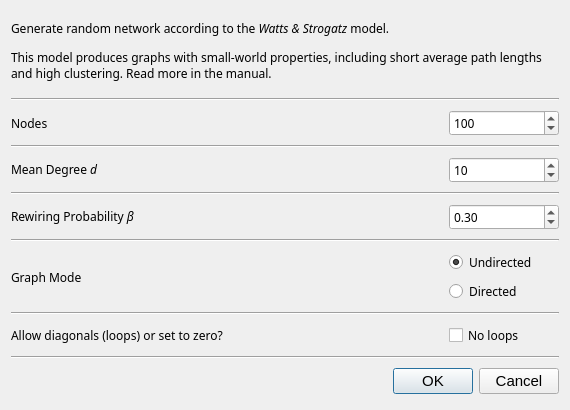
socnetv/app, file src/forms/randsmallworlddialog.ui: the form before one commit.
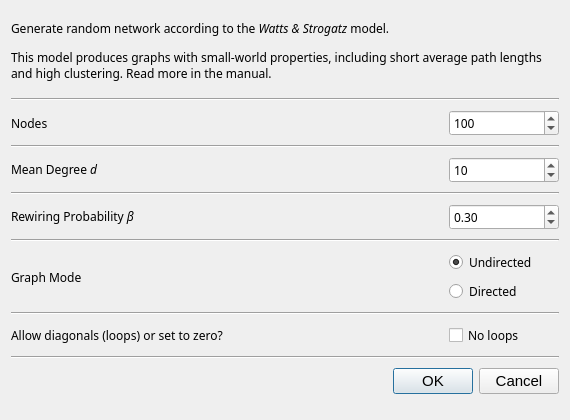
The form after the commit.

Commit message: even more dialog font fixes

What changed in the file:
```diff
--- a/src/forms/randsmallworlddialog.ui
+++ b/src/forms/randsmallworlddialog.ui
@@ -7,7 +7,7 @@
     <x>0</x>
     <y>0</y>
     <width>570</width>
-    <height>410</height>
+    <height>420</height>
    </rect>
   </property>
   <property name="sizePolicy">
@@ -19,13 +19,13 @@
   <property name="minimumSize">
    <size>
     <width>570</width>
-    <height>390</height>
+    <height>400</height>
    </size>
   </property>
   <property name="maximumSize">
    <size>
     <width>580</width>
-    <height>410</height>
+    <height>420</height>
    </size>
   </property>
   <property name="windowTitle">
```
The commit also changes 2 other files.
